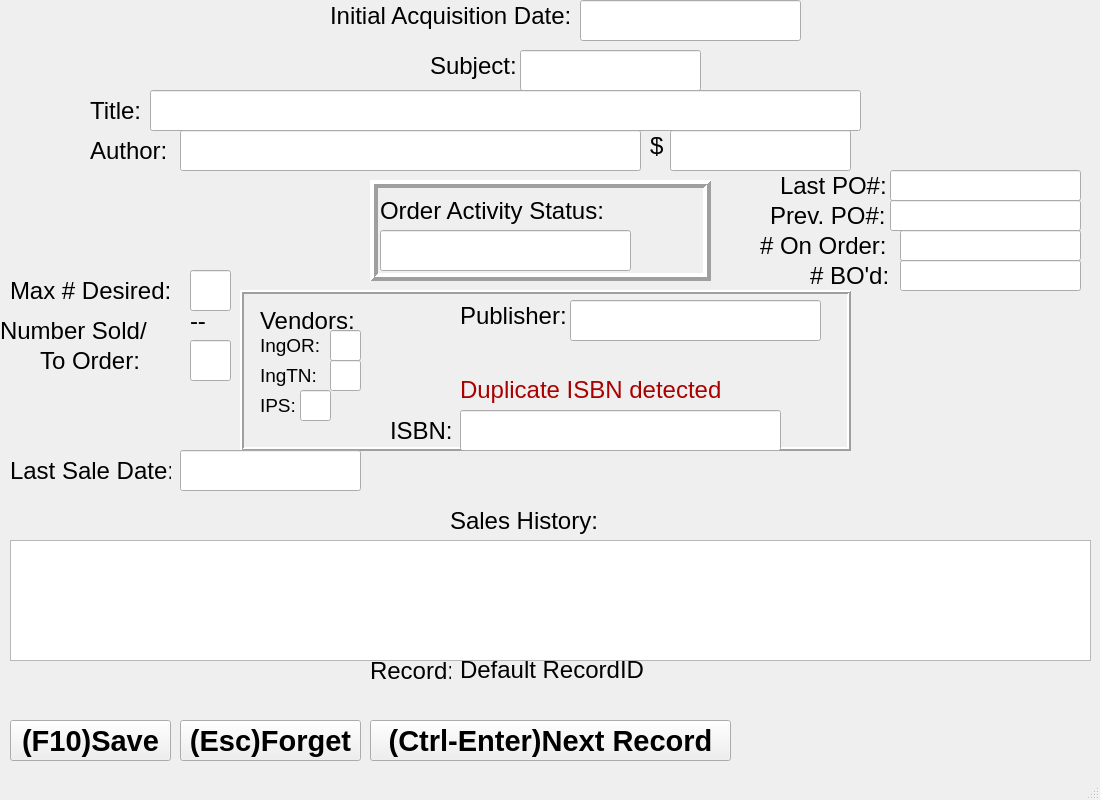
Old version of the form enter.ui in the repository jfunston/omega4py.
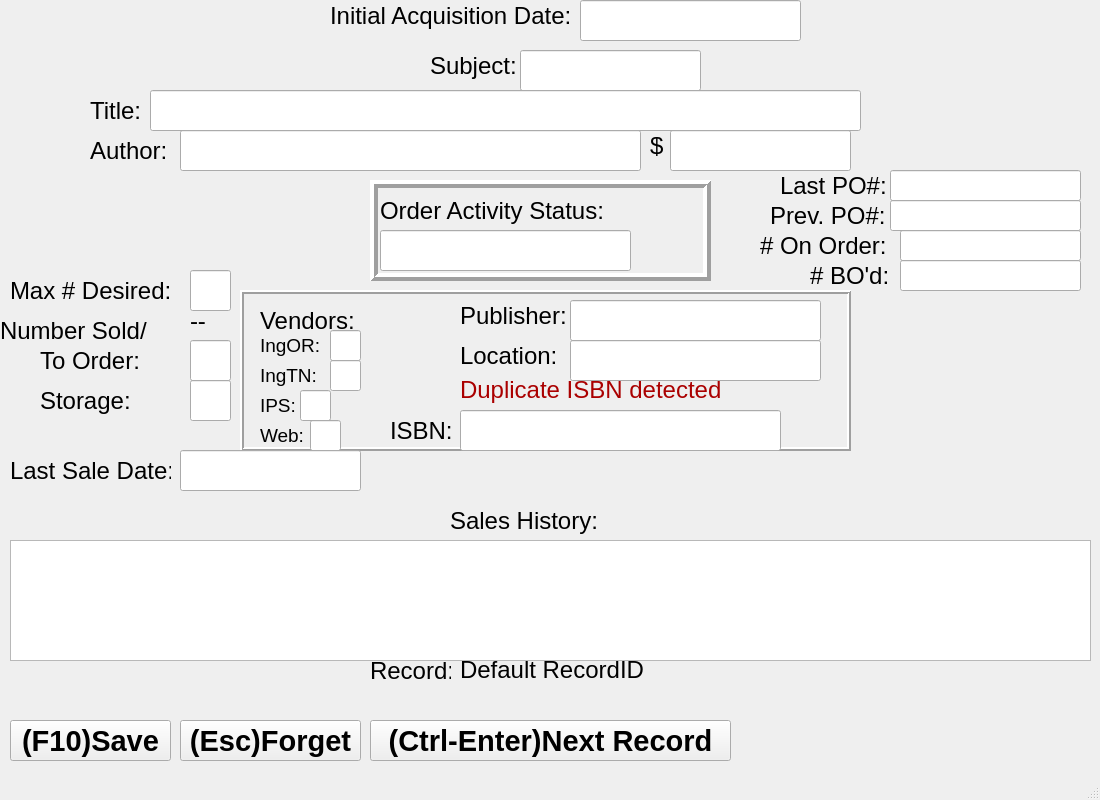
New version of the form.

Patch:
```diff
--- a/enter.ui
+++ b/enter.ui
@@ -410,6 +410,57 @@
       </font>
      </property>
     </widget>
+    <widget class="QLabel" name="WebsiteLabel">
+     <property name="geometry">
+      <rect>
+       <x>20</x>
+       <y>130</y>
+       <width>51</width>
+       <height>31</height>
+      </rect>
+     </property>
+     <property name="font">
+      <font>
+       <pointsize>14</pointsize>
+      </font>
+     </property>
+     <property name="text">
+      <string>Web:</string>
+     </property>
+    </widget>
+    <widget class="QLineEdit" name="WebsiteValue">
+     <property name="geometry">
+      <rect>
+       <x>70</x>
+       <y>130</y>
+       <width>31</width>
+       <height>31</height>
+      </rect>
+     </property>
+     <property name="font">
+      <font>
+       <pointsize>18</pointsize>
+      </font>
+     </property>
+    </widget>
+    <widget class="QLabel" name="LocationLabel">
+     <property name="geometry">
+      <rect>
+       <x>220</x>
+       <y>50</y>
+       <width>111</width>
+       <height>31</height>
+      </rect>
+     </property>
+     <property name="font">
+      <font>
+       <pointsize>18</pointsize>
+      </font>
+     </property>
+     <property name="text">
+      <string>Location:</string>
+     </property>
+    </widget>
    </widget>
    <widget class="QLabel" name="toOrderLable">
     <property name="geometry">
@@ -859,6 +910,54 @@
      <string>&lt;html&gt;&lt;head/&gt;&lt;body&gt;&lt;p&gt;&lt;span style=&quot; color:#aa0000;&quot;&gt;Duplicate ISBN detected&lt;/span&gt;&lt;/p&gt;&lt;/body&gt;&lt;/html&gt;</string>
     </property>
    </widget>
+   <widget class="QLineEdit" name="LocationValue">
+    <property name="geometry">
+     <rect>
+      <x>570</x>
+      <y>340</y>
+      <width>251</width>
+      <height>41</height>
+     </rect>
+    </property>
+    <property name="font">
+     <font>
+      <pointsize>18</pointsize>
+     </font>
+    </property>
+   </widget>
+   <widget class="QLabel" name="StorageLabel">
+    <property name="geometry">
+     <rect>
+      <x>40</x>
+      <y>380</y>
+      <width>111</width>
+      <height>41</height>
+     </rect>
+    </property>
+    <property name="font">
+     <font>
+      <pointsize>18</pointsize>
+     </font>
+    </property>
+    <property name="text">
+     <string>Storage:</string>
+    </property>
+   </widget>
+   <widget class="QLineEdit" name="StorageValue">
+    <property name="geometry">
+     <rect>
+      <x>190</x>
+      <y>380</y>
+      <width>41</width>
+      <height>41</height>
+     </rect>
+    </property>
+    <property name="font">
+     <font>
+      <pointsize>18</pointsize>
+     </font>
+    </property>
+   </widget>
   </widget>
   <widget class="QMenuBar" name="menubar">
    <property name="geometry">
```
Left out of the diff: 2 changed lines with no effect on the pictures.
